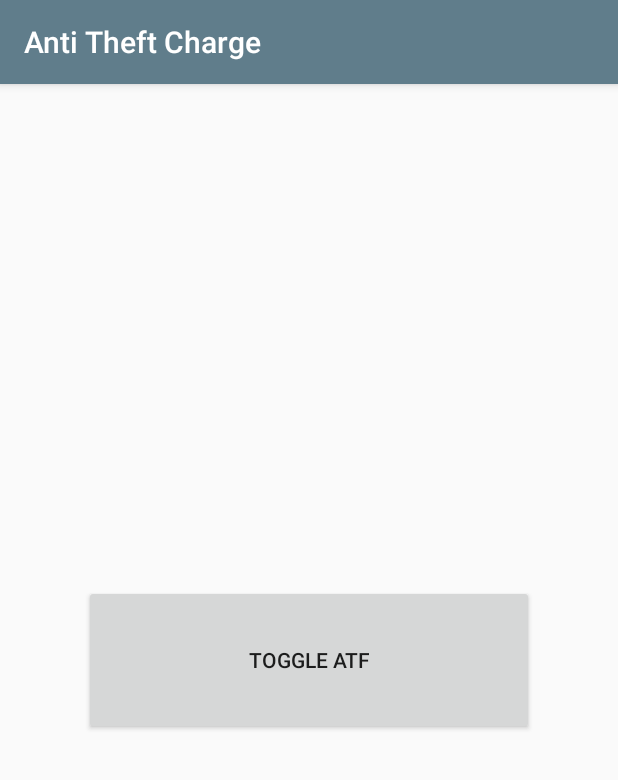
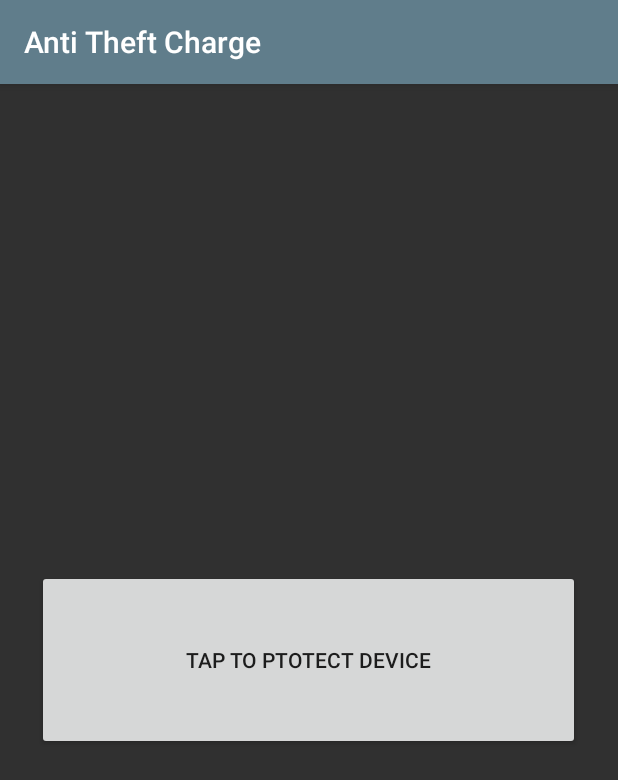
Before and after one commit to Lissy93/anti-theft-charge, an Android app: the screen it shows after launch (MainActivity), on a phone screen of 412 x 824 dp. Shown: the top 780 px of the screen. Run offline under Robolectric (Android 15) with nearby library versions, the phone set to English and light mode, and no system bars; libraries missing offline, so code that uses them is left out: com.dx.dxloadingbutton; plain views replace LoadingButton; 2 statements that could not run were skipped.

Commit message:
Central button modifications

```diff
--- a/app/src/main/res/layout/activity_main.xml
+++ b/app/src/main/res/layout/activity_main.xml
@@ -10,14 +10,17 @@
         android:id="@+id/mainLayout"
         android:layout_width="fill_parent"
         android:layout_height="fill_parent"
+        android:background="@color/colorNeutral"
         tools:layout_editor_absoluteX="86dp"
         tools:layout_editor_absoluteY="166dp">
 
         <com.dx.dxloadingbutton.lib.LoadingButton
             android:id="@+id/toggleButton"
-            android:layout_width="300dp"
-            android:layout_height="100dp"
-            android:layout_centerInParent="true"
+            android:layout_width="match_parent"
+            android:layout_height="120dp"
+            android:layout_centerHorizontal="true"
+            android:layout_centerVertical="true"
+            android:layout_marginLeft="50dp"
             android:contentDescription="@string/strToggleDescription"
             android:text="@string/toggleATC"
             app:lb_btnColor="@color/colorAccent"
@@ -25,7 +28,8 @@
             app:lb_btnRippleColor="#000000"
             app:lb_btnText="@string/toggleATC"
             app:lb_disabledTextColor="@color/colorPrimaryDark"
-            app:lb_resetAfterFailed="true" />
+            app:lb_resetAfterFailed="true"
+            app:lb_textColor="@color/colorNeutral" />
     </RelativeLayout>
 
 </android.support.constraint.ConstraintLayout>
--- a/app/src/main/res/values/colors.xml
+++ b/app/src/main/res/values/colors.xml
@@ -5,6 +5,6 @@
     <color name="colorAccent">#FFC107</color>
 
     <color name="colorSafe">#2bb673</color>
-    <color name="colorNeutral">#ffffff</color>
+    <color name="colorNeutral">#303030</color>
     <color name="colorDanger">#ae1212</color>
 </resources>
--- a/app/src/main/res/values/strings.xml
+++ b/app/src/main/res/values/strings.xml
@@ -1,5 +1,5 @@
 <resources>
     <string name="app_name">Anti Theft Charge</string>
-    <string name="toggleATC">Toggle ATF</string>
+    <string name="toggleATC">Tap to Ptotect Device</string>
     <string name="strToggleDescription">Tap to enable or disable anti theft charge</string>
 </resources>
```
Also changed, not shown: app/src/main/java/com/aliciasykes/anti_theft_charge/MainActivity.kt (+16 -2 lines).
